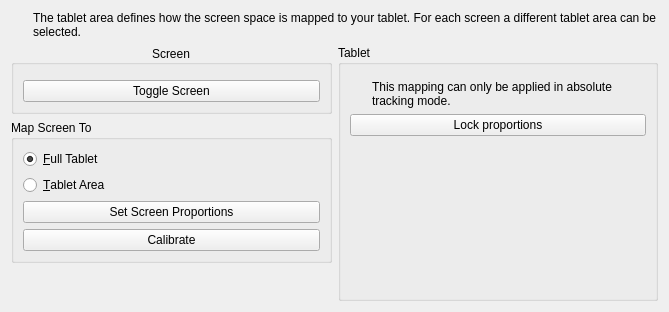
Qt form src/kcmodule/tabletareaselectionview.ui (KDE/wacomtablet) before a commit.
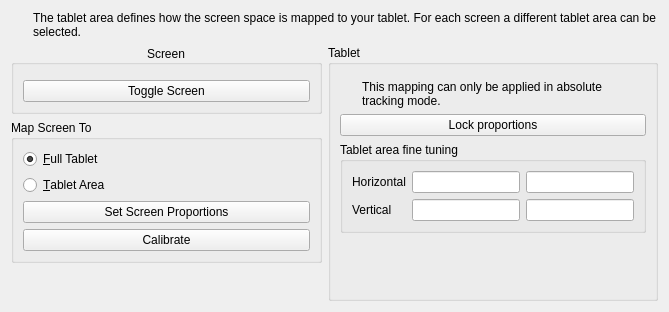
The same form after that commit. Icons and pictures are not drawn. Custom widgets are drawn as their Qt base class.

Commit message:
Add tablet mapping basic fine tuning
Add fields for entering height/width and top/left margins for tablet
area to the area selection dialog. This should allow users to manually
edit mapped area without editing configuration files.

What changed in the file:
```diff
--- a/src/kcmodule/tabletareaselectionview.ui
+++ b/src/kcmodule/tabletareaselectionview.ui
@@ -141,9 +141,6 @@
          <property name="orientation">
           <enum>Qt::Vertical</enum>
          </property>
-         <property name="sizeType">
-          <enum>QSizePolicy::Expanding</enum>
-         </property>
          <property name="sizeHint" stdset="0">
           <size>
            <width>1</width>
@@ -230,6 +227,93 @@
           </property>
          </widget>
         </item>
+        <item>
+         <widget class="QGroupBox" name="fineTuneGroupBox">
+          <property name="title">
+           <string>Tablet area fine tuning</string>
+          </property>
+          <layout class="QGridLayout" name="gridLayout">
+           <item row="0" column="2">
+            <widget class="QLineEdit" name="lineEditWidth">
+             <property name="sizePolicy">
+              <sizepolicy hsizetype="Fixed" vsizetype="Fixed">
+               <horstretch>0</horstretch>
+               <verstretch>0</verstretch>
+              </sizepolicy>
+             </property>
+             <property name="toolTip">
+              <string>Width</string>
+             </property>
+             <property name="alignment">
+              <set>Qt::AlignRight|Qt::AlignTrailing|Qt::AlignVCenter</set>
+             </property>
+            </widget>
+           </item>
+           <item row="0" column="0">
+            <widget class="QLabel" name="labelHorizontalTune">
+             <property name="text">
+              <string>Horizontal</string>
+             </property>
+            </widget>
+           </item>
+           <item row="0" column="1">
+            <widget class="QLineEdit" name="lineEditX">
+             <property name="sizePolicy">
+              <sizepolicy hsizetype="Fixed" vsizetype="Fixed">
+               <horstretch>0</horstretch>
+               <verstretch>0</verstretch>
+              </sizepolicy>
+             </property>
+             <property name="toolTip">
+              <string>Left margin</string>
+             </property>
+             <property name="alignment">
+              <set>Qt::AlignRight|Qt::AlignTrailing|Qt::AlignVCenter</set>
+             </property>
+            </widget>
+           </item>
+           <item row="1" column="0">
+            <widget class="QLabel" name="labelVerticalTune">
+             <property name="text">
+              <string>Vertical</string>
+             </property>
+            </widget>
+           </item>
+           <item row="1" column="1">
+            <widget class="QLineEdit" name="lineEditY">
+             <property name="sizePolicy">
+              <sizepolicy hsizetype="Fixed" vsizetype="Fixed">
+               <horstretch>0</horstretch>
+               <verstretch>0</verstretch>
+              </sizepolicy>
+             </property>
+             <property name="toolTip">
+              <string>Top margin</string>
+             </property>
+             <property name="alignment">
+              <set>Qt::AlignRight|Qt::AlignTrailing|Qt::AlignVCenter</set>
+             </property>
+            </widget>
+           </item>
+           <item row="1" column="2">
+            <widget class="QLineEdit" name="lineEditHeight">
+             <property name="sizePolicy">
+              <sizepolicy hsizetype="Fixed" vsizetype="Fixed">
+               <horstretch>0</horstretch>
+               <verstretch>0</verstretch>
+              </sizepolicy>
+             </property>
+             <property name="toolTip">
+              <string>Height</string>
+             </property>
+             <property name="alignment">
+              <set>Qt::AlignRight|Qt::AlignTrailing|Qt::AlignVCenter</set>
+             </property>
+            </widget>
+           </item>
+          </layout>
+         </widget>
+        </item>
         <item>
          <spacer name="tabletFreeSpacer">
           <property name="orientation">
```
The commit also changes 4 other files.
